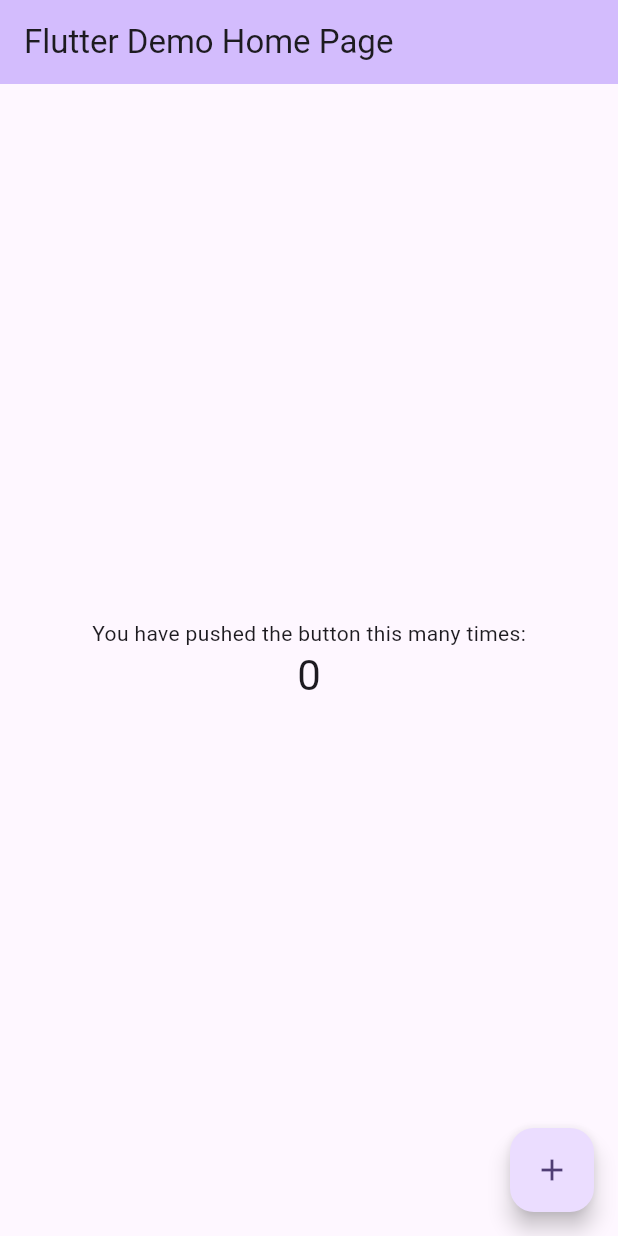
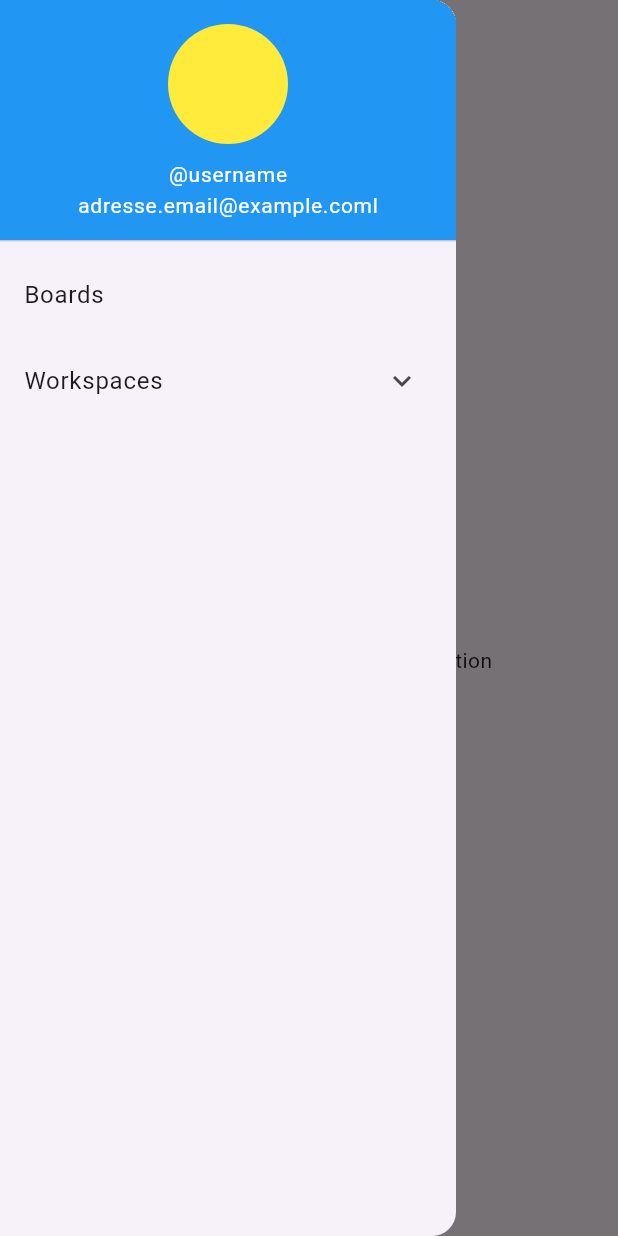
Before and after one commit to antoinelabard/TrellTech, a Flutter app: the screen it shows after launch, with the side drawer open (before the commit the screen has no drawer), on a phone screen of 412 x 824 dp. Run offline on Flutter 3.47's test engine with Material 3 defaults, Android fonts, the phone set to English and light mode, and no system bars.

Commit message:
menu and menu header added

```diff
--- a/trelltech/lib/main.dart
+++ b/trelltech/lib/main.dart
@@ -1,125 +1,99 @@
 import 'package:flutter/material.dart';
 
 void main() {
-  runApp(const MyApp());
+  runApp(MyApp());
 }
 
+
 class MyApp extends StatelessWidget {
-  const MyApp({super.key});
-
-  // This widget is the root of your application.
   @override
   Widget build(BuildContext context) {
     return MaterialApp(
-      title: 'Flutter Demo',
-      theme: ThemeData(
-        // This is the theme of your application.
-        //
-        // TRY THIS: Try running your application with "flutter run". You'll see
-        // the application has a purple toolbar. Then, without quitting the app,
-        // try changing the seedColor in the colorScheme below to Colors.green
-        // and then invoke "hot reload" (save your changes or press the "hot
-        // reload" button in a Flutter-supported IDE, or press "r" if you used
-        // the command line to start the app).
-        //
-        // Notice that the counter didn't reset back to zero; the application
-        // state is not lost during the reload. To reset the state, use hot
-        // restart instead.
-        //
-        // This works for code too, not just values: Most code changes can be
-        // tested with just a hot reload.
-        colorScheme: ColorScheme.fromSeed(seedColor: Colors.deepPurple),
-        useMaterial3: true,
-      ),
-      home: const MyHomePage(title: 'Flutter Demo Home Page'),
+      home: MyHomePage(),
     );
   }
 }
 
 class MyHomePage extends StatefulWidget {
-  const MyHomePage({super.key, required this.title});
-
-  // This widget is the home page of your application. It is stateful, meaning
-  // that it has a State object (defined below) that contains fields that affect
-  // how it looks.
-
-  // This class is the configuration for the state. It holds the values (in this
-  // case the title) provided by the parent (in this case the App widget) and
-  // used by the build method of the State. Fields in a Widget subclass are
-  // always marked "final".
-
-  final String title;
-
   @override
-  State<MyHomePage> createState() => _MyHomePageState();
+  _MyHomePageState createState() => _MyHomePageState();
 }
 
 class _MyHomePageState extends State<MyHomePage> {
-  int _counter = 0;
-
-  void _incrementCounter() {
-    setState(() {
-      // This call to setState tells the Flutter framework that something has
-      // changed in this State, which causes it to rerun the build method below
-      // so that the display can reflect the updated values. If we changed
-      // _counter without calling setState(), then the build method would not be
-      // called again, and so nothing would appear to happen.
-      _counter++;
-    });
-  }
-
+  final GlobalKey<ScaffoldState> _scaffoldKey = GlobalKey<ScaffoldState>();
   @override
   Widget build(BuildContext context) {
-    // This method is rerun every time setState is called, for instance as done
-    // by the _incrementCounter method above.
-    //
-    // The Flutter framework has been optimized to make rerunning build methods
-    // fast, so that you can just rebuild anything that needs updating rather
-    // than having to individually change instances of widgets.
     return Scaffold(
+      key: _scaffoldKey, // Set the key to the scaffold
       appBar: AppBar(
-        // TRY THIS: Try changing the color here to a specific color (to
-        // Colors.amber, perhaps?) and trigger a hot reload to see the AppBar
-        // change color while the other colors stay the same.
-        backgroundColor: Theme.of(context).colorScheme.inversePrimary,
-        // Here we take the value from the MyHomePage object that was created by
-        // the App.build method, and use it to set our appbar title.
-        title: Text(widget.title),
+        title: Text('Boards'),
+        leading: IconButton(
+          icon: Icon(Icons.menu),
+          onPressed: () {
+            _scaffoldKey.currentState?.openDrawer(); // Use the scaffold key to open the drawer
+          },
+        ),
       ),
-      body: Center(
-        // Center is a layout widget. It takes a single child and positions it
-        // in the middle of the parent.
-        child: Column(
-          // Column is also a layout widget. It takes a list of children and
-          // arranges them vertically. By default, it sizes itself to fit its
-          // children horizontally, and tries to be as tall as its parent.
-          //
-          // Column has various properties to control how it sizes itself and
-          // how it positions its children. Here we use mainAxisAlignment to
-          // center the children vertically; the main axis here is the vertical
-          // axis because Columns are vertical (the cross axis would be
-          // horizontal).
-          //
-          // TRY THIS: Invoke "debug painting" (choose the "Toggle Debug Paint"
-          // action in the IDE, or press "p" in the console), to see the
-          // wireframe for each widget.
-          mainAxisAlignment: MainAxisAlignment.center,
-          children: <Widget>[
-            const Text(
-              'You have pushed the button this many times:',
+      drawer: Drawer(
+        child: ListView(
+          padding: EdgeInsets.zero,
+          children: [
+            DrawerHeader(
+              decoration: BoxDecoration(
+                color: Colors.blue,
+              ),
+                child: Container(
+                  child: Column(
+                    mainAxisAlignment: MainAxisAlignment.center,
+                    children: [
+                      CircleAvatar(
+                        radius: 40,
+                        backgroundColor: Colors.yellow,
+                      ),
+                      SizedBox(height: 10),
+                      Flexible(
+                          child: Column(
+                            children: [
+                              Text(
+                                '@username',
+                                style: TextStyle(color: Colors.white, fontSize: 14),
+                              ),
+                              Text(
+                                'adresse.email@example.coml',
+                                style: TextStyle(color: Colors.white, fontSize: 14),
+                              )
+                            ],
+                          ),
+                      ),
+                    ],
+                  ),
+                ),
+              ),
+            ListTile(
+              title: Text('Boards'),
+              onTap: () {
+                // Implement the action for the first menu option
+                Navigator.pop(context);
+              },
             ),
-            Text(
-              '$_counter',
-              style: Theme.of(context).textTheme.headlineMedium,
-            ),
+            ExpansionTile(title: Text('Workspaces'),
+            children: [
+              ListTile(
+                title: Text('Workspace 1'),
+                onTap: () {
+                  Navigator.pop(context);
+                },
+              ),
+              ListTile()
+            ],
+            )
+            // Add other menu options as needed
           ],
         ),
       ),
-      floatingActionButton: FloatingActionButton(
-        onPressed: _incrementCounter,
-        tooltip: 'Increment',
-        child: const Icon(Icons.add),
-      ), // This trailing comma makes auto-formatting nicer for build methods.
+      body: Center(
+        child: Text('Contenu principal de votre application'),
+      ),
     );
   }
 }
```
